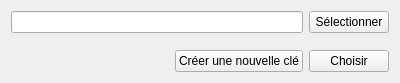
Old version of the form src/ChooseKey.ui in the repository moffa13/FilesEncrypt.
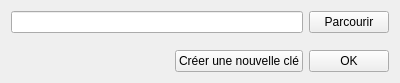
New version of the form.

What changed in the file:
```diff
--- a/src/ChooseKey.ui
+++ b/src/ChooseKey.ui
@@ -22,7 +22,7 @@
      <item>
       <widget class="QPushButton" name="select">
        <property name="text">
-        <string>Sélectionner</string>
+        <string>Parcourir</string>
        </property>
       </widget>
      </item>
@@ -66,7 +66,7 @@
      <item>
       <widget class="QPushButton" name="choose">
        <property name="text">
-        <string>Choisir</string>
+        <string>OK</string>
        </property>
       </widget>
      </item>
```
